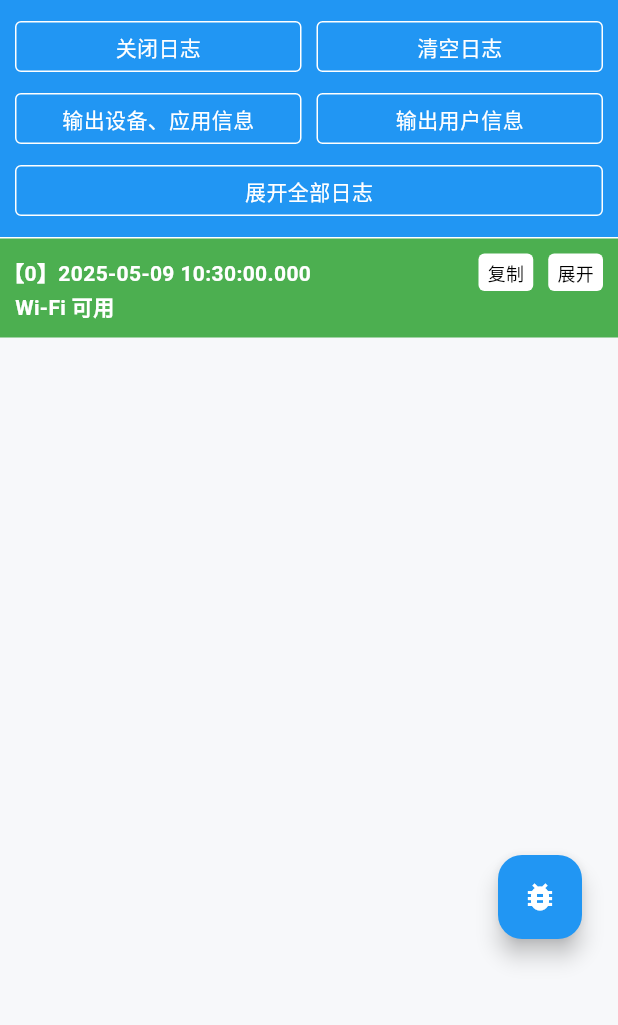
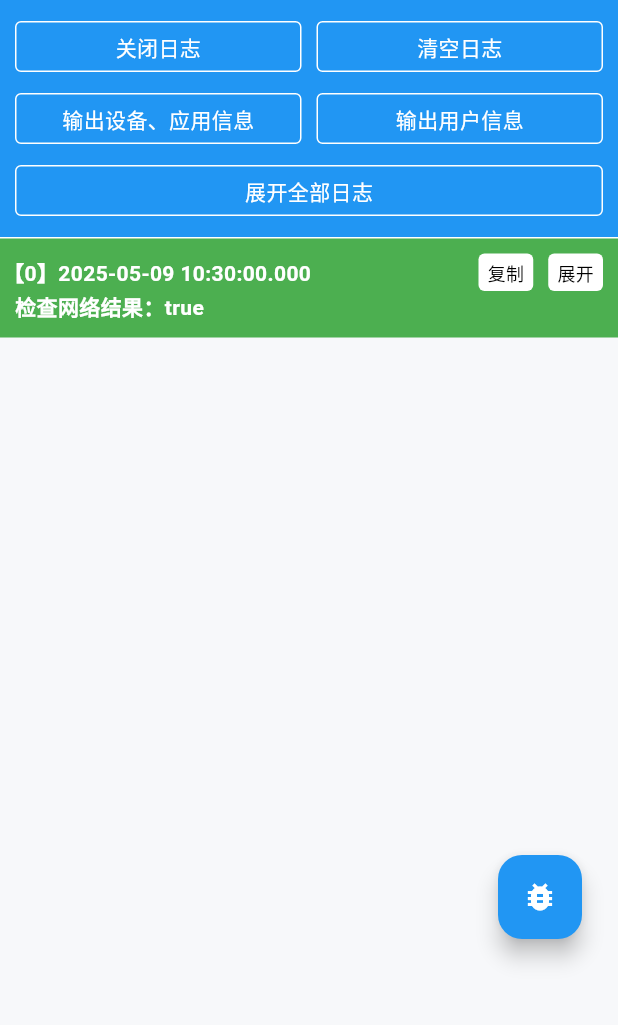
Before and after one commit to dengzemiao/DZMFlutterBaseProject, a Flutter app: the screen it shows after launch, after a tap on the "bug report" icon, on a phone screen of 412 x 824 dp, the part 81-1106 px from its top. Run offline on Flutter 3.47's test engine with Material 3 defaults, Android fonts, the phone set to English and light mode, and no system bars; our stand-ins replace app_links, cached_network_image, connectivity_plus, device_info_plus, dio, flutter_carousel_widget and 9 more.

Commit message:
2025-05-09 16:02:14 提交优化

```diff
--- a/lib/main.dart
+++ b/lib/main.dart
@@ -3,7 +3,6 @@ import 'package:app_links/app_links.dart';
 import 'package:flutter/material.dart';
 import 'package:flutter/services.dart';
 import 'package:flutter_localizations/flutter_localizations.dart';
-import 'package:connectivity_plus/connectivity_plus.dart';
 // import 'package:flutter_screenutil/flutter_screenutil.dart';
 import 'package:base_project/utils/public.dart';
 // import 'package:base_project/utils/navigator_observer.dart';
@@ -28,8 +27,6 @@ void main() {
       future: Future.wait([
         // 获取账户信息
         storage.getStringPro(PublicKey.account.value, defaultValue: '{}'),
-        // 获取网络授权状态
-        storage.getBoolPro(PublicKey.network.value, defaultValue: false),
         // 获取日志状态
         logs.sync(),
       ]),
@@ -41,8 +38,6 @@ void main() {
         }
         // 获取数据更新 账户信息
         accountModel.updateFromRawJson(snapshot.data[0]!);
-        // 获取网络授权状态
-        networkAuthorized = snapshot.data[1]!;
         // // 是否有 token
         // if (accountModel.accessToken != null && accountModel.accessToken!.isNotEmpty) {
         //   // 有 token 跳转到 tabbar 页面
@@ -79,7 +74,7 @@ class _MyAppState extends State<MyApp> with WidgetsBindingObserver {
   /// 监听对象
   StreamSubscription<Uri>? _linkSubscription;
   /// 网络状态
-  StreamSubscription<List<ConnectivityResult>>? _connectivitySubscription;
+  // StreamSubscription? _connectivitySubscription;
 
   @override
   void initState() {
@@ -87,7 +82,7 @@ class _MyAppState extends State<MyApp> with WidgetsBindingObserver {
     // 初始化 DeepLinks 监听
     initDeepLinks();
     // 初始化网络状态
-    initConnectivity();
+    // initConnectivity();
     // 注册生命周期监听
     // WidgetsBinding.instance.addObserver(this);
     // 初始化
@@ -99,7 +94,7 @@ class _MyAppState extends State<MyApp> with WidgetsBindingObserver {
     // 取消 DeepLinks 监听
     _linkSubscription?.cancel();
     // 取消网络状态监听
-    _connectivitySubscription?.cancel();
+    // _connectivitySubscription?.cancel();
     // 移除生命周期监听
     // WidgetsBinding.instance.removeObserver(this);
     super.dispose();
@@ -109,45 +104,7 @@ class _MyAppState extends State<MyApp> with WidgetsBindingObserver {
   /// 初始化网络状态
   void initConnectivity () {
     // 初始化网络监听
-    _connectivitySubscription = Connectivity().onConnectivityChanged.listen((List<ConnectivityResult> result) {
-      // 收到可用连接类型的变化
-      if (result.contains(ConnectivityResult.mobile)) {
-        // 移动网络可用
-        logs.add({logs.keyTitle: '移动网络可用', logs.keySuccess: true});
-      } else if (result.contains(ConnectivityResult.wifi)) {
-        // Wi-Fi 可用
-        // 注意：对于 Android：
-        // 当移动数据和 Wi-Fi 都打开时，系统会返回 Wi-Fi 作为唯一的活动网络类型
-        logs.add({logs.keyTitle: 'Wi-Fi 可用', logs.keySuccess: true});
-      } else if (result.contains(ConnectivityResult.ethernet)) {
-        // 以太网连接可用
-        logs.add({logs.keyTitle: '以太网连接可用', logs.keySuccess: true});
-      } else if (result.contains(ConnectivityResult.vpn)) {
-        // VPN 连接活动
-        // 注意：对于 iOS 和 macOS：
-        // 对于 [vpn]，没有单独的网络接口类型。
-        // 它会在任何设备（包括模拟器）上返回 [other]
-        logs.add({logs.keyTitle: 'VPN 连接活动', logs.keySuccess: true});
-      } else if (result.contains(ConnectivityResult.bluetooth)) {
-        // 蓝牙连接可用
-        logs.add({logs.keyTitle: '蓝牙连接可用', logs.keySuccess: true});
-      } else if (result.contains(ConnectivityResult.other)) {
-        // 连接到一个未在上述网络类型中的网络
-        logs.add({logs.keyTitle: '连接到一个未在上述网络类型中的网络', logs.keySuccess: true});
-      } else if (result.contains(ConnectivityResult.none)) {
-        // 没有可用的网络类型
-        logs.add({logs.keyTitle: '没有可用的网络类型', logs.keySuccess: false});
-      }
-      // 回调
-      if (!result.contains(ConnectivityResult.none) && onConnectivitySuccess != null) {
-        // 网络授权成功
-        networkAuthorized = true;
-        // 保存网络授权状态
-        storage.setBool(PublicKey.network.value, networkAuthorized);
-        // 回调
-        onConnectivitySuccess!();
-      }
-    });
+    // _connectivitySubscription = permission.listenNetwork();
   }
 
   /// 初始化 DeepLinks 监听，例如现有 URL Scheme 配置路径：dengzemiao:///pay?id=123
--- a/lib/pages/case/index.dart
+++ b/lib/pages/case/index.dart
@@ -4,6 +4,7 @@ import 'package:base_project/utils/public.dart';
 import 'package:base_project/utils/constant.dart';
 import './ud_refresh/index.dart';
 import './ui_base/index.dart';
+import './permission/index.dart';
 import './request/index.dart';
 import './scroll_float/index.dart';
 import './custom_navbar/index.dart';
@@ -27,6 +28,10 @@ class CaseControllerState extends BaseStatefulControllerState {
     {
       'title': '基础布局展示',
       'route': const UiBaseController(title: '基础布局')
+    },
+    {
+      'title': '网络权限',
+      'route': const PermissionController(title: '权限')
     },
     {
       'title': '上下拉加载刷新',
--- a/lib/pages/home/index.dart
+++ b/lib/pages/home/index.dart
@@ -1,6 +1,6 @@
 import 'package:flutter/material.dart';
 import 'package:base_project/base/refresh/index.dart';
-
+import 'package:base_project/utils/public.dart';
 class HomeController extends BaseRefreshController {
 
   const HomeController({super.key, super.title});
@@ -10,5 +10,12 @@ class HomeController extends BaseRefreshController {
 }
 
 class HomeControllerState extends BaseRefreshControllerState with WidgetsBindingObserver {
-
+  @override
+  void initStateContext() {
+    super.initStateContext();
+    // 检查网络状态
+    permission.listenNetworkOnce((isConnected) {
+      logs.add({logs.keyTitle: '检查网络结果：$isConnected', logs.keySuccess: isConnected});
+    });
+  }
 }
--- a/lib/pages/routes/index.dart
+++ b/lib/routes/index.dart
@@ -1,8 +1,8 @@
 import 'package:get/get.dart';
-import '../tabbar/index.dart';
-import '../public/webview.dart';
+import '../pages/tabbar/index.dart';
+import '../pages/public/webview.dart';
 // 日志页面，不用可以删除
-import '../../log/index.dart';
+import '../log/index.dart';
 
 class AppRoutes {
 
--- /dev/null
+++ b/lib/utils/permission.dart
@@ -0,0 +1,89 @@
+import 'dart:async';
+import 'package:flutter/foundation.dart';
+import 'package:connectivity_plus/connectivity_plus.dart';
+import '../log/logs.dart';
+
+class Permission {
+
+  /// 静态变量存储单例
+  static final Permission _instance = Permission._internal();
+  // 静态方法获取单例实例
+  factory Permission() => _instance;
+  // 私有构造函数，确保只能通过工厂方法获取实例
+  Permission._internal();
+  // 日志工具
+  final _logs = Logs();
+
+  /// 监听网络状态（获取到有网络则停止监听）
+  /// [callback] 回调函数，参数为是否连接
+  Future<void> listenNetworkOnce([ValueChanged<bool>? callback]) async {
+    // 立即检查当前状态
+    final List<ConnectivityResult> results = await Connectivity().checkConnectivity();
+    // 如果连接，直接返回
+    if (!results.contains(ConnectivityResult.none)) {
+      if (callback != null) { callback(true); }
+      return;
+    }
+    // 如果没有网络，监听一段时间（如正在切换网络）
+    late final StreamSubscription<List<ConnectivityResult>> sub;
+    sub = Connectivity().onConnectivityChanged.listen((List<ConnectivityResult> results) {
+      // 如果连接，直接返回
+      if (!results.contains(ConnectivityResult.none)) {
+        // 发现有效连接后取消监听
+        sub.cancel();
+        if (callback != null) { callback(true); }
+      }
+    });
+  }
+
+  /// 监听网络状态（持续一直监听）
+  /// [callback] 回调函数，参数为是否连接
+  StreamSubscription<List<ConnectivityResult>> listenNetwork([ValueChanged<bool>? callback]) {
+    // 如果没有网络，监听一段时间（如正在切换网络）
+    return listenNetworkResults((List<ConnectivityResult> results) {
+      // 如果连接，直接返回
+      if (results.contains(ConnectivityResult.none)) {
+        if (callback != null) { callback(false); }
+      } else {
+        if (callback != null) { callback(true); }
+      }
+    });
+  }
+
+  /// 监听网络状态（持续一直监听）
+  /// [callback] 回调函数，网络状态结果
+  StreamSubscription<List<ConnectivityResult>> listenNetworkResults([ValueChanged<List<ConnectivityResult>>? callback]) {
+    return Connectivity().onConnectivityChanged.listen((List<ConnectivityResult> results) {
+       // 收到可用连接类型的变化
+      if (results.contains(ConnectivityResult.mobile)) {
+        // 移动网络可用
+        _logs.add({_logs.keyTitle: '移动网络可用', _logs.keySuccess: true});
+      } else if (results.contains(ConnectivityResult.wifi)) {
+        // Wi-Fi 可用
+        // 注意：对于 Android：
+        // 当移动数据和 Wi-Fi 都打开时，系统会返回 Wi-Fi 作为唯一的活动网络类型
+        _logs.add({_logs.keyTitle: 'Wi-Fi 可用', _logs.keySuccess: true});
+      } else if (results.contains(ConnectivityResult.ethernet)) {
+        // 以太网连接可用
+        _logs.add({_logs.keyTitle: '以太网连接可用', _logs.keySuccess: true});
+      } else if (results.contains(ConnectivityResult.vpn)) {
+        // VPN 连接活动
+        // 注意：对于 iOS 和 macOS：
+        // 对于 [vpn]，没有单独的网络接口类型。
+        // 它会在任何设备（包括模拟器）上返回 [other]
+        _logs.add({_logs.keyTitle: 'VPN 连接活动', _logs.keySuccess: true});
+      } else if (results.contains(ConnectivityResult.bluetooth)) {
+        // 蓝牙连接可用
+        _logs.add({_logs.keyTitle: '蓝牙连接可用', _logs.keySuccess: true});
+      } else if (results.contains(ConnectivityResult.other)) {
+        // 连接到一个未在上述网络类型中的网络
+        _logs.add({_logs.keyTitle: '连接到一个未在上述网络类型中的网络', _logs.keySuccess: true});
+      } else if (results.contains(ConnectivityResult.none)) {
+        // 没有可用的网络类型
+        _logs.add({_logs.keyTitle: '没有可用的网络类型', _logs.keySuccess: false});
+      }
+      // 回调
+      if (callback != null) { callback(results); }
+    });
+  }
+}
--- a/lib/utils/public.dart
+++ b/lib/utils/public.dart
@@ -10,11 +10,12 @@ import 'package:flutter/services.dart';
 import 'package:pull_to_refresh/pull_to_refresh.dart';
 // import 'package:flutter_screenutil/flutter_screenutil.dart';
 import 'package:package_info_plus/package_info_plus.dart';
-import 'package:base_project/pages/routes/index.dart';
+import 'package:base_project/routes/index.dart';
 import 'package:base_project/components/app_update.dart';
 import 'package:base_project/model/account.dart';
 import 'package:base_project/model/app_update.dart';
 import './constant.dart';
+import './permission.dart';
 import './storage.dart';
 import './camera.dart';
 import './navigator.dart';
@@ -33,6 +34,8 @@ final routeObserver = RouteObserver<PageRoute>();
 final nav = Nav();
 /// 支付工具
 final pay = Payment();
+/// 权限工具
+final permission = Permission();
 /// Loading 工具
 final hud = Hud();
 /// 日志工具
@@ -60,10 +63,6 @@ const String agrServerUrl = 'https://edu.shieye-property.com/agr-server.html';
 String oldShareCode = '';
 /// 默认头像
 String defaultAvatarUrl = 'assets/images/image_avatar.png';
-/// 网络授权成功
-bool networkAuthorized = false;
-/// 网络授权成功回调
-Function()? onConnectivitySuccess;
 
 /// ================================================ 公共系统函数
 
```
Also changed, not shown: lib/pages/case/permission/index.dart (added, +36 -0 lines), lib/pages/case/ui_base/index.dart (+4 -4 lines), lib/components/a_case.dart (renamed from lib/components/case.dart), 3 other files.
